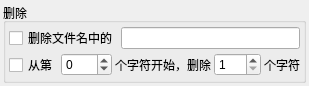
First picture: the form in ui/src/ui_widget_delete.ui, repository PPJUST/Easy-ReNamer, before the edit.
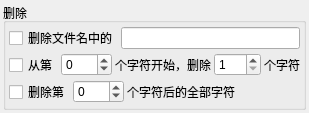
Second picture: the form after the edit.

Commit message: 1. 添加删除一个新的删除功能 2. 添加一些说明文本 3. 优化模板（###正确的替换为#<数字编号>）

```diff
--- a/ui/src/ui_widget_delete.ui
+++ b/ui/src/ui_widget_delete.ui
@@ -6,8 +6,8 @@
    <rect>
     <x>0</x>
     <y>0</y>
-    <width>298</width>
-    <height>81</height>
+    <width>301</width>
+    <height>108</height>
    </rect>
   </property>
   <property name="windowTitle">
@@ -110,6 +110,50 @@
          <widget class="QLabel" name="label_2">
           <property name="text">
            <string>个字符</string>
+          </property>
+         </widget>
+        </item>
+        <item>
+         <spacer name="horizontalSpacer">
+          <property name="orientation">
+           <enum>Qt::Horizontal</enum>
+          </property>
+          <property name="sizeHint" stdset="0">
+           <size>
+            <width>40</width>
+            <height>20</height>
+           </size>
+          </property>
+         </spacer>
+        </item>
+       </layout>
+      </item>
+      <item>
+       <layout class="QHBoxLayout" name="horizontalLayout_3" stretch="0,0,1">
+        <property name="spacing">
+         <number>3</number>
+        </property>
+        <item>
+         <widget class="QCheckBox" name="checkBox_delete_index_after">
+          <property name="text">
+           <string>删除第</string>
+          </property>
+         </widget>
+        </item>
+        <item>
+         <widget class="QSpinBox" name="spinBox_index_del_after">
+          <property name="minimum">
+           <number>-999</number>
+          </property>
+          <property name="maximum">
+           <number>999</number>
+          </property>
+         </widget>
+        </item>
+        <item>
+         <widget class="QLabel" name="label_3">
+          <property name="text">
+           <string>个字符后的全部字符</string>
           </property>
          </widget>
         </item>
```
Left out of the diff: 2 changed lines with no effect on the pictures. The commit also changes 12 other files.
